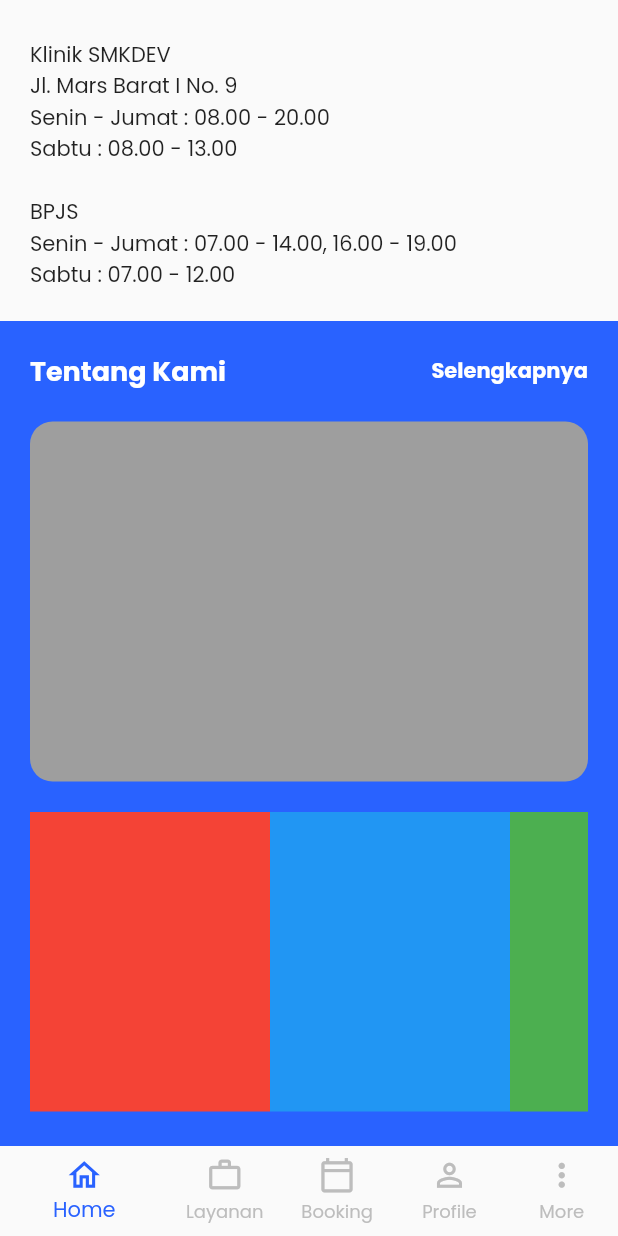
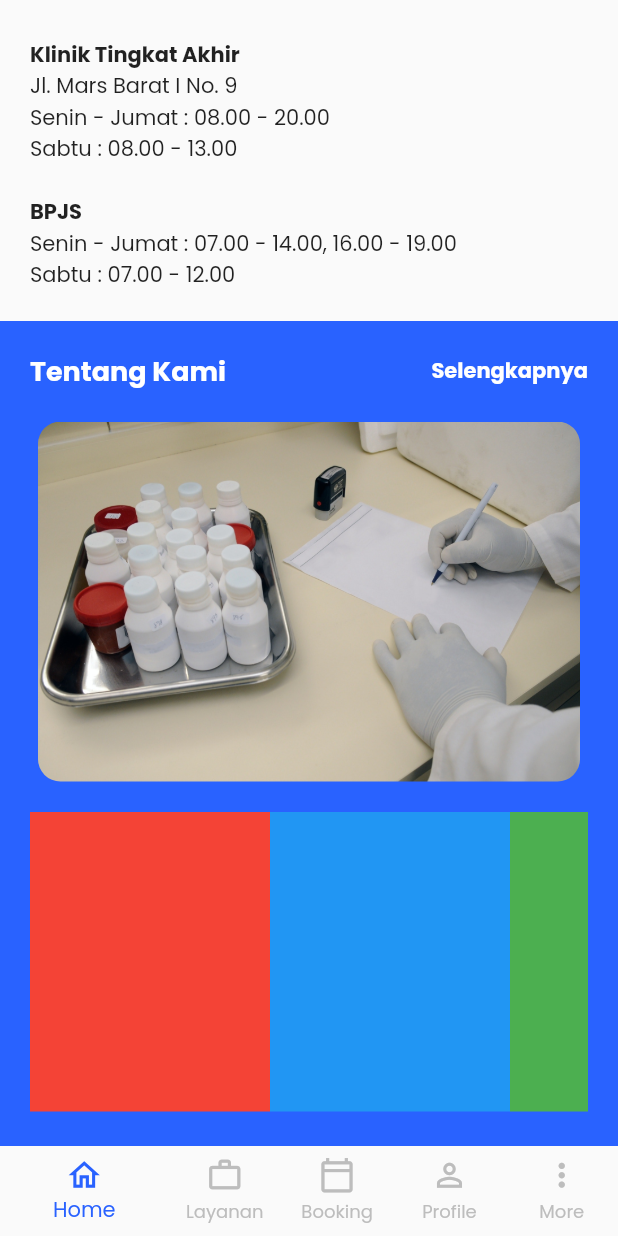
Before and after one commit to zanuarts/RS-TingkatAkhir, a Flutter app: the screen it shows after launch, scrolled down 576 dp, on a phone screen of 412 x 824 dp. Run offline on Flutter 3.47's test engine with Material 2 defaults, Android fonts, the phone set to English and light mode, and no system bars; our stand-ins replace carousel_pro, flutter_datetime_picker, google_maps_flutter; missing offline and left inert: cupertino_radio_choice.

Commit message:
Little improvement

```diff
--- a/lib/src/ui/pages/home/page_home_dashboard.dart
+++ b/lib/src/ui/pages/home/page_home_dashboard.dart
@@ -32,9 +32,48 @@ class _HomeDashboardState extends State<HomeDashboard> {
           ),
           HomeMaps(),
           Padding(
+            padding: EdgeInsets.fromLTRB(20, 0, 20, 0),
+            child: Text(
+              "Rumah Sakit Tingkat Akhir",
+              style: TextStyle(
+                fontWeight: FontWeight.bold,
+              ),
+            ),
+          ),
+          Padding(
+            padding: EdgeInsets.fromLTRB(20, 0, 20, 0),
+            child: Text(
+              "Jl. Margacinta No. 29 \nSenin - Jumat : 08.00 - 20.00 \nSabtu : 08.00 - 17.00",
+            ),
+          ),
+           Padding(
+            padding: EdgeInsets.fromLTRB(20, 0, 20, 0),
+            child: Text(
+              "\nKlinik Tingkat Akhir",
+              style: TextStyle(
+                fontWeight: FontWeight.bold,
+              ),
+            ),
+          ),
+          Padding(
+            padding: EdgeInsets.fromLTRB(20, 0, 20, 0),
+            child: Text(
+              "Jl. Mars Barat I No. 9 \nSenin - Jumat : 08.00 - 20.00 \nSabtu : 08.00 - 13.00",
+            ),
+          ),
+           Padding(
+            padding: EdgeInsets.fromLTRB(20, 0, 20, 0),
+            child: Text(
+              "\nBPJS",
+              style: TextStyle(
+                fontWeight: FontWeight.bold,
+              ),
+            ),
+          ),
+          Padding(
             padding: EdgeInsets.fromLTRB(20, 0, 20, 20),
             child: Text(
-              "Rumah Sakit SMKDEV \nJl. Margacinta No. 29 \nSenin - Jumat : 08.00 - 20.00 \nSabtu : 08.00 - 17.00 \n\nKlinik SMKDEV \nJl. Mars Barat I No. 9 \nSenin - Jumat : 08.00 - 20.00 \nSabtu : 08.00 - 13.00 \n\nBPJS \nSenin - Jumat : 07.00 - 14.00, 16.00 - 19.00 \nSabtu : 07.00 - 12.00",
+              "Senin - Jumat : 07.00 - 14.00, 16.00 - 19.00 \nSabtu : 07.00 - 12.00"
             ),
           ),
           HomeAbout(),
--- a/lib/src/ui/widgets/home/widget_home_about.dart
+++ b/lib/src/ui/widgets/home/widget_home_about.dart
@@ -41,13 +41,29 @@ class HomeAbout extends StatelessWidget {
                 ),
                 Padding(
                   padding: EdgeInsets.fromLTRB(20, 20, 20, 10),
-                  child: Container(
-                    height: 240,
-                    decoration: BoxDecoration(
-                      color: Colors.grey,
-                      borderRadius: BorderRadius.circular(15)
-                    ),
-                  ),
+
+                      child: Container(
+                        height: 240,
+                        child: ClipRRect(
+                          borderRadius: BorderRadius.circular(15),
+                          child: Stack(
+                            children: [
+                              Image.asset('assets/images/medicine_01.jpg'),
+                              // Container(
+                              //   height: 60,
+                              //   decoration: BoxDecoration(
+                              //     color: Colors.white,
+                              //   ),
+                              // ),
+                              // Text(
+                              //   "Rumah sakit kami menjual obat-obatan ilegal"
+                              // )
+                            ],
+                          )
+                        ),
+                      ),
+
+
                 ),
                 Padding(
                   padding: EdgeInsets.fromLTRB(20, 10, 20, 10),
--- a/pubspec.yaml
+++ b/pubspec.yaml
@@ -50,8 +50,8 @@ flutter:
   uses-material-design: true
 
   # To add assets to your application, add an assets section, like this:
-  # assets:
-  #   - images/a_dot_burr.jpeg
+  assets:
+    - assets/images/
   #   - images/a_dot_ham.jpeg
 
   # An image asset can refer to one or more resolution-specific "variants", see
```
Also changed, not shown: lib/src/ui/widgets/home/widget_home_carousel.dart (+104 -47 lines), lib/src/ui/widgets/home/widget_home_maps.dart (+25 -23 lines), assets/images/hospital_01.jpg (added), assets/images/hospital_03.jpg (added), assets/images/hospital_04.jpg (added), assets/images/medicine_01.jpg (added), 2 other files.
